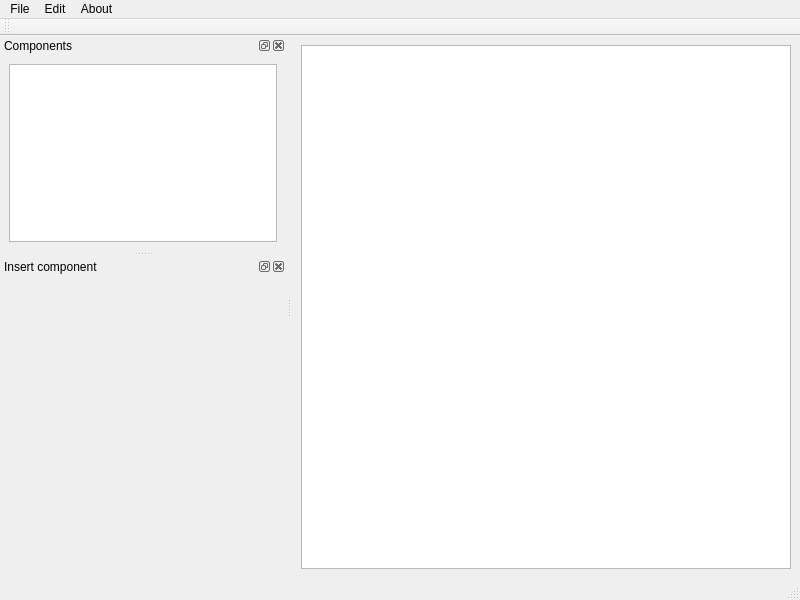
First picture: the form in src/ui/mainwindow.ui, repository HarisGusic/ohmcha, before the edit.
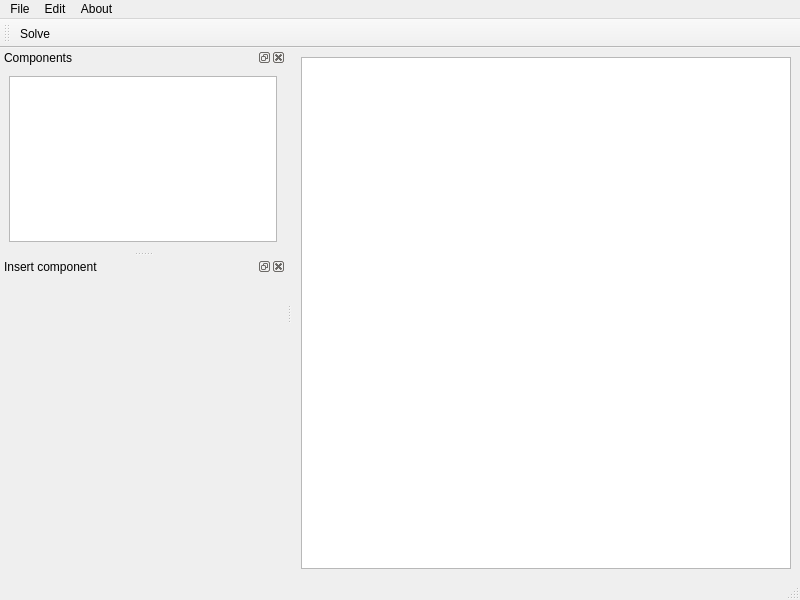
Second picture: the form after the edit. Icons and pictures are not drawn. Custom widgets are drawn as their Qt base class.

Commit message: Add solve functionality

```diff
--- a/src/ui/mainwindow.ui
+++ b/src/ui/mainwindow.ui
@@ -67,6 +67,7 @@
    <attribute name="toolBarBreak">
     <bool>false</bool>
    </attribute>
+   <addaction name="actionSolve"/>
   </widget>
   <widget class="QDockWidget" name="dockComponents">
    <property name="enabled">
@@ -153,6 +154,11 @@
     <string>Ctrl+Shift+S</string>
    </property>
   </action>
+  <action name="actionSolve">
+   <property name="text">
+    <string>Solve</string>
+   </property>
+  </action>
  </widget>
  <customwidgets>
   <customwidget>
```
The commit also changes 7 other files.
